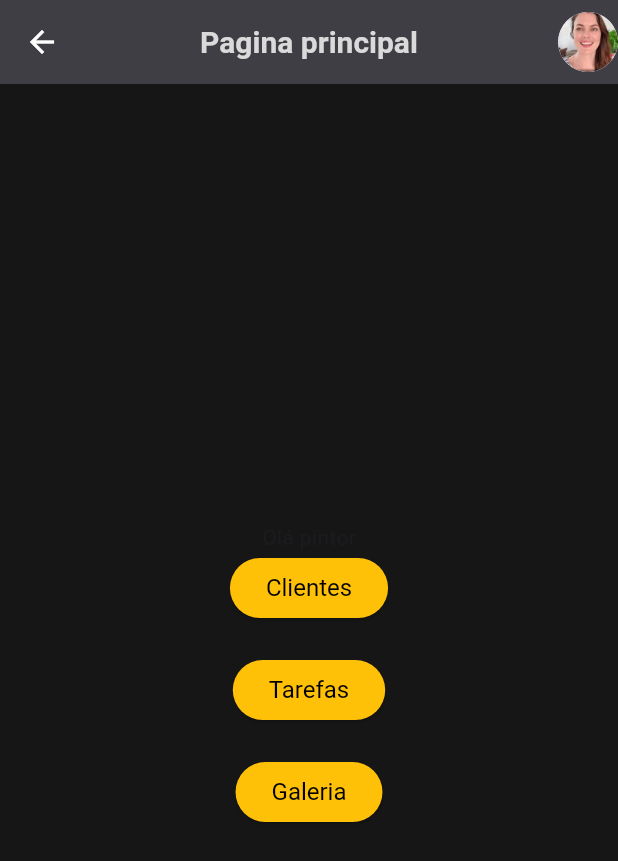
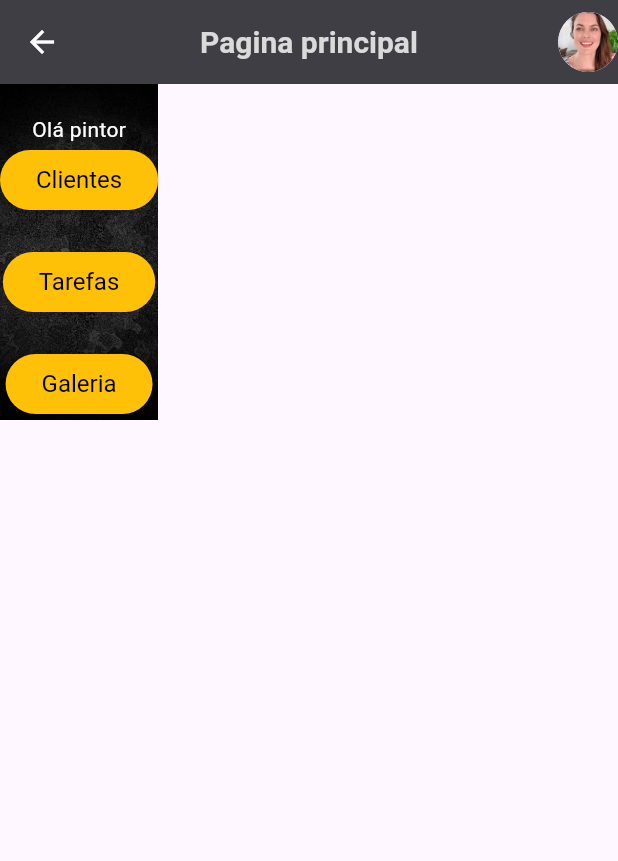
Before and after one commit to User-3397/PDM-PainterApp, a Flutter app: the screen it shows after launch, on a phone screen of 412 x 824 dp. Shown: the top 861 px of the screen. Run offline on Flutter 3.47's test engine with Material 3 defaults, Android fonts, the phone set to English and light mode, and no system bars; our stand-ins replace image_picker.

Commit message:
[Update] correções de rotas

```diff
--- a/lib/pages/myhomepage.dart
+++ b/lib/pages/myhomepage.dart
@@ -8,10 +8,10 @@ class MyHomePage extends StatelessWidget {
   Widget build(BuildContext context) {
     return Scaffold(
         appBar: AppBar(
-        title: Text(
+          title: const Text(
             'Pagina principal',
             style: TextStyle(
-            color: const Color.fromARGB(255, 218, 218, 218),
+              color: Color.fromARGB(255, 218, 218, 218),
               fontSize: 20,
               fontWeight: FontWeight.bold,
             ),
@@ -25,12 +25,23 @@ class MyHomePage extends StatelessWidget {
             ),
           ],
         ),
-      body: Center(
+        body: Column(
+            //mainAxisAlignment: MainAxisAlignment.center,
+            children: <Widget>[
+              Container(
+                decoration: const BoxDecoration(
+                  image: DecorationImage(
+                    image: AssetImage('lib/images/ruidos-01.jpg'),
+                    fit: BoxFit.cover,
+                  ),
+                ),
                 child: Column(
-          mainAxisAlignment: MainAxisAlignment.center, // Alinhamento vertical.
+                  mainAxisAlignment:
+                      MainAxisAlignment.center, // Alinhamento vertical.
                   children: <Widget>[
                     const SizedBox(height: 20), // Espaço entre os widgets
-            const Text('Olá pintor'),
+                    const Text('Olá pintor',
+                        style: TextStyle(color: Colors.white)),
 
                     // botao para lista de clientes cadastrados:
                     ElevatedButton(
@@ -40,14 +51,16 @@ class MyHomePage extends StatelessWidget {
                       child: const Text('Clientes'),
                     ),
                     const SizedBox(height: 20),
+
                     // Botao para lista de tarefas:
                     ElevatedButton(
                       onPressed: () {
-                Navigator.pushNamed(context, '/tasks');
+                        Navigator.pushNamed(context, '/api/tarefas');
                       },
                       child: const Text('Tarefas'),
                     ),
                     const SizedBox(height: 20),
+
                     // Botao para lista de imagens salvas:
                     ElevatedButton(
                       onPressed: () {
@@ -58,7 +71,6 @@ class MyHomePage extends StatelessWidget {
                   ],
                 ),
               ),
-      backgroundColor: Color.fromRGBO(22, 22, 22, 1),
-    );
+            ]));
   }
 }
--- a/pubspec.yaml
+++ b/pubspec.yaml
@@ -34,6 +34,8 @@ flutter:
     - lib/images/hieroglifos-01.jpg
     - lib/images/splashWaiting.gif
     - lib/images/client-16.png
+    - lib/images/fundo-tarefas.jpg
+
   # fonts:
   #   - family: Schyler
   #     fonts:
```
Also changed, not shown: lib/pages/TasksPage.dart (+8 -2 lines), lib/pages/clientesPage.dart (+4 -4 lines), lib/images/fundo-tarefas.jpg (added). Lines whose indentation alone changed are shown as unchanged.
